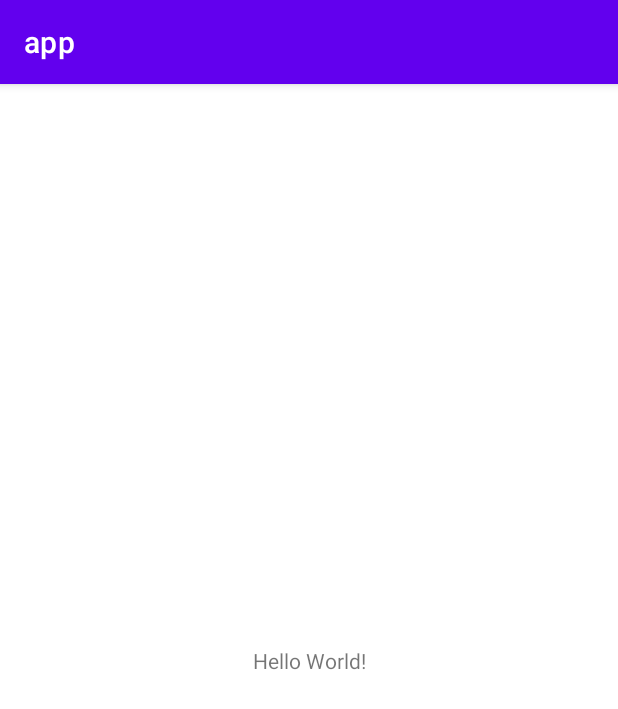
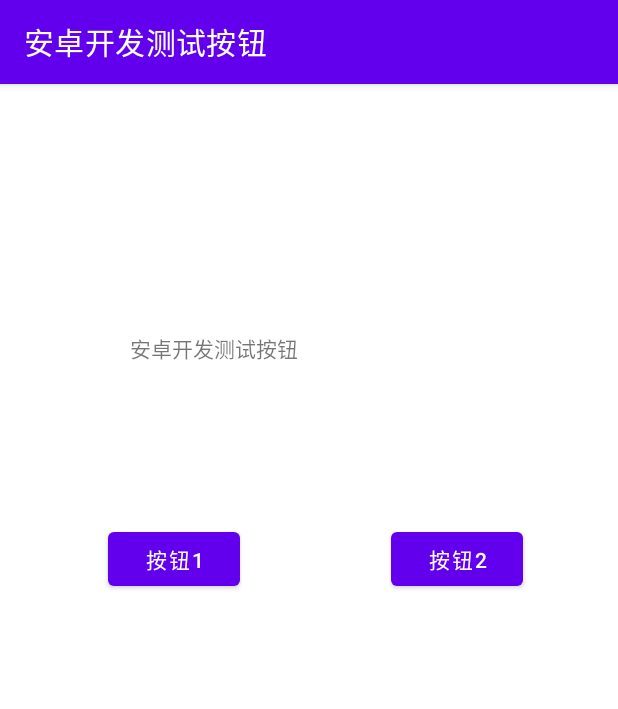
Before and after one commit to Liumi2019/android_project1, an Android app: the MainActivity screen opened directly, with no data from a screen before it, on a phone screen of 412 x 824 dp. Shown: the top 709 px of the screen. Run offline under Robolectric (Android 15) with nearby library versions, the light colour scheme and no system bars; 1 statement that could not run was skipped.

Commit message:
学习 接口使用

```diff
--- a/app/src/main/java/com/example/app/Animal.java
+++ b/app/src/main/java/com/example/app/Animal.java
@@ -13,15 +13,18 @@ public abstract class Animal {
         mAge = 0;
     }
 
+    // 子类禁止重写
     public final void setName(String name) {
         Log.i(TAG, "setName");
         mName = name;
     }
 
-    public void setAge(int age) {
+    // 子类禁止重写
+    public final void setAge(int age) {
         Log.i(TAG, "setName");
         mAge = age;
     }
 
+    // 虚函数接口
     public abstract String getInfo();
 }
--- a/app/src/main/java/com/example/app/MainActivity.java
+++ b/app/src/main/java/com/example/app/MainActivity.java
@@ -2,10 +2,17 @@ package com.example.app;
 
 import androidx.appcompat.app.AppCompatActivity;
 
+import android.annotation.SuppressLint;
 import android.os.Bundle;
+import android.view.View;
+import android.widget.Button;
 import android.widget.Toast;
 
-public class MainActivity extends AppCompatActivity {
+// AppCompatActivity 与 Activity 界面不一致
+// AppCompatActivity 中含有 ActionBar
+// View.OnClickListener() interface 接口实现 button 类对象调用 onClick(View view)
+
+public class MainActivity extends AppCompatActivity implements View.OnClickListener {
 
     static {
         System.loadLibrary("app");
@@ -16,20 +23,48 @@ public class MainActivity extends AppCompatActivity {
         super.onCreate(savedInstanceState);
         setContentView(R.layout.activity_main);
 
+        Button btnTest1 = (Button) findViewById(R.id.btn_test1);
+        btnTest1.setOnClickListener(this);
+        Button btnTest2 = (Button) findViewById(R.id.btn_test2);
+        btnTest2.setOnClickListener(this);
+    }
+
+    @SuppressLint("NonConstantResourceId")
+    public void onClick(View view) {
+        switch (view.getId()) {
+            case R.id.btn_test1:
+                Toast.makeText(this, get(), Toast.LENGTH_SHORT).show();
+                break;
+            case R.id.btn_test2:
+                testNative();
+                break;
+        }
+    }
+
+    private void testNative () {
+        testSort();
+    }
+
+
+    private void testSort() {
+        UseSort useSort = new UseSort();
+        useSort.testSort();
+    }
+
+
+    private void testDog() {
         Dog dog = new Dog();
-        dog.setAge();
-
+        dog.setAge(18);
         addAge(dog);
-
         Toast toast = Toast.makeText(this, dog.getInfo(), Toast.LENGTH_SHORT);
         toast.show();
     }
 
-    public void addAge(Dog dog) {
+    private void addAge(Dog dog) {
         dog.mAge += 3;
     }
 
     // Native
-    public native String get();
+    private native String get();
 
 }
--- a/app/src/main/res/layout/activity_main.xml
+++ b/app/src/main/res/layout/activity_main.xml
@@ -7,12 +7,32 @@
     tools:context=".MainActivity">
 
     <TextView
+        android:id="@+id/textView"
+        android:layout_width="286dp"
+        android:layout_height="36dp"
+        android:layout_marginTop="165dp"
+        android:layout_marginEnd="39dp"
+        android:text="@string/app_name"
+        app:layout_constraintEnd_toEndOf="parent"
+        app:layout_constraintTop_toTopOf="parent" />
+
+    <Button
+        android:id="@+id/btn_test2"
         android:layout_width="wrap_content"
         android:layout_height="wrap_content"
-        android:text="Hello World!"
-        app:layout_constraintBottom_toBottomOf="parent"
-        app:layout_constraintEnd_toEndOf="parent"
+        android:layout_marginEnd="63dp"
+        android:text="@string/btnTest2"
+        app:layout_constraintBaseline_toBaselineOf="@+id/btn_test1"
+        app:layout_constraintEnd_toEndOf="parent" />
+
+    <Button
+        android:id="@+id/btn_test1"
+        android:layout_width="wrap_content"
+        android:layout_height="wrap_content"
+        android:layout_marginStart="72dp"
+        android:layout_marginTop="91dp"
+        android:text="@string/btnTest1"
         app:layout_constraintStart_toStartOf="parent"
-        app:layout_constraintTop_toTopOf="parent" />
+        app:layout_constraintTop_toBottomOf="@+id/textView" />
 
 </androidx.constraintlayout.widget.ConstraintLayout>
--- a/app/src/main/res/values/strings.xml
+++ b/app/src/main/res/values/strings.xml
@@ -1,3 +1,5 @@
 <resources>
-    <string name="app_name">app</string>
+    <string name="app_name">安卓开发测试按钮</string>
+    <string name="btnTest1">按钮1</string>
+    <string name="btnTest2">按钮2</string>
 </resources>
```
Also changed, not shown: app/src/main/java/com/example/app/Dog.java (+21 -10 lines), app/src/main/java/com/example/app/UseSort.java (added, +58 -0 lines).
